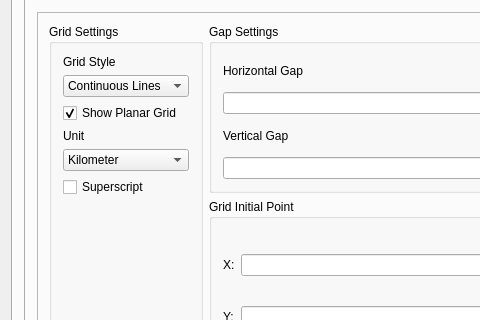
First picture: the form in src/terralib/layout/qt/ui/GridSettings.ui, repository claudiobogossian/terraprint, before the edit; both pictures show x 0 to 480 and y 129 to 449 of the 711 by 573 pixel window.
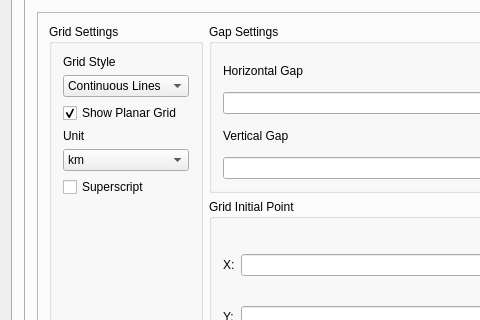
Second picture: the form after the edit.

```diff
--- a/src/terralib/layout/qt/ui/GridSettings.ui
+++ b/src/terralib/layout/qt/ui/GridSettings.ui
@@ -290,7 +290,7 @@
                           <widget class="QComboBox" name="cmbUnit">
                            <item>
                             <property name="text">
-                             <string>Kilometer</string>
+                             <string>km</string>
                             </property>
                            </item>
                            <item>
```
Left out of the diff: 2 changed lines with no effect on the pictures.
